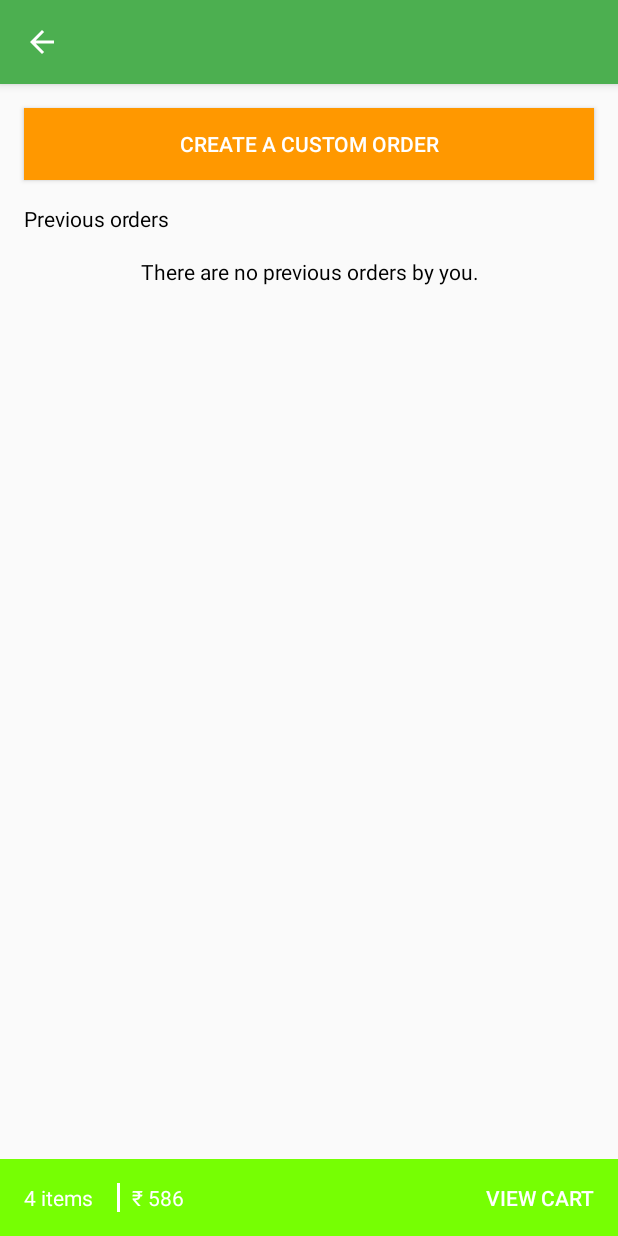
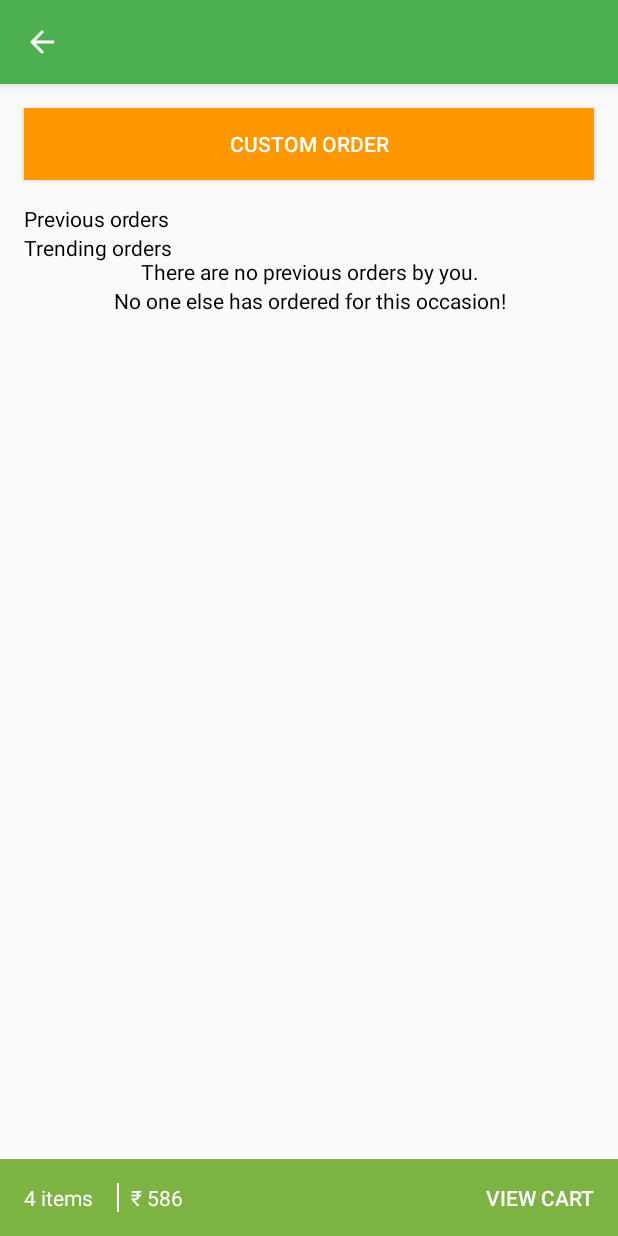
Before and after one commit to jforcode/HackForFood, an Android app: the ChooseOrderActivity screen opened directly, with no data from a screen before it, on a phone screen of 412 x 824 dp. Run offline under Robolectric (Android 15) with nearby library versions, the phone set to English and light mode, and no system bars; our stand-ins replace ButterKnife, Volley; 5 statements that could not run were skipped.

```diff
--- a/app/src/main/java/com/example/jeevan/swiggy/activities/BottomTabController.java
+++ b/app/src/main/java/com/example/jeevan/swiggy/activities/BottomTabController.java
@@ -40,6 +40,14 @@ public class BottomTabController {
                 context.startActivity(intent);
             }
         });
+        this.bottomTabView.setOnClickListener(new View.OnClickListener() {
+            @Override
+            public void onClick(View v) {
+                Intent intent = new Intent(context, CheckoutCartActivity.class);
+                intent.addFlags(Intent.FLAG_ACTIVITY_NEW_TASK);
+                context.startActivity(intent);
+            }
+        });
         updateView();
     }
 
--- a/app/src/main/java/com/example/jeevan/swiggy/activities/CheckoutCartActivity.java
+++ b/app/src/main/java/com/example/jeevan/swiggy/activities/CheckoutCartActivity.java
@@ -65,7 +65,7 @@ public class CheckoutCartActivity extends AppCompatActivity implements UpdatePar
         order.setTime(System.currentTimeMillis());
         String orderName = txtOrderName.getText().toString();
         if (orderName.isEmpty()) {
-            orderName = user.getUserName() + "-" + occasion.getOccasion() + "_" + order.getTime();
+            orderName = user.getUserName() + "-" + occasion.getOccasion();
         }
         order.setOrderName(orderName);
         DBTransactions.getInstance(this).saveOrder(order);
--- a/app/src/main/java/com/example/jeevan/swiggy/activities/ChooseOrderActivity.java
+++ b/app/src/main/java/com/example/jeevan/swiggy/activities/ChooseOrderActivity.java
@@ -9,17 +9,13 @@ import android.os.Bundle;
 import android.support.v7.widget.LinearLayoutManager;
 import android.support.v7.widget.RecyclerView;
 import android.support.v7.widget.Toolbar;
-import android.view.Menu;
 import android.view.MenuItem;
 import android.view.View;
-import android.widget.Button;
 import android.widget.RelativeLayout;
 import android.widget.TextView;
-import android.widget.Toast;
 
 import com.example.jeevan.swiggy.R;
 import com.example.jeevan.swiggy.Util.AppController;
-import com.example.jeevan.swiggy.Util.Constants;
 import com.example.jeevan.swiggy.Util.Util;
 import com.example.jeevan.swiggy.adapters.OrderHorizontalAdapter;
 import com.example.jeevan.swiggy.dao.DBTransactions;
@@ -36,21 +32,34 @@ public class ChooseOrderActivity extends AppCompatActivity {
     CoordinatorLayout mCoordinator;
     @BindView(R.id.toolbar)
     Toolbar mToolbar;
+
     @BindView(R.id.no_prev_orders)
     TextView noPrevOrders;
     @BindView(R.id.with_prev_orders)
     RelativeLayout layoutPrevOrders;
-    @BindView(R.id.list_previous)
-    RecyclerView listSavedOrders;
-    @BindView(R.id.order_name)
-    TextView txtOrderName;
-    @BindView(R.id.total_cost)
+    @BindView(R.id.list_prev)
+    RecyclerView listPrevOrders;
+    @BindView(R.id.prev_order_name)
+    TextView txtPrevOrderName;
+    @BindView(R.id.prev_total_cost)
     TextView txtTotalCost;
+
+    @BindView(R.id.no_comm_orders)
+    TextView noCommOrders;
+    @BindView(R.id.with_comm_orders)
+    RelativeLayout layoutCommOrders;
+    @BindView(R.id.list_comm)
+    RecyclerView listCommOrders;
+    @BindView(R.id.comm_order_name)
+    TextView txtCommOrderName;
+    @BindView(R.id.comm_total_cost)
+    TextView txtCommTotalCost;
+
     @BindView(R.id.bottom_order_layout)
     View bottomView;
 
-    OrderHorizontalAdapter savedAdapter;
-    Order savedOrder;
+    OrderHorizontalAdapter savedAdapter, commAdapter;
+    Order savedOrder, commOrder;
     String occasion;
 
     @Override
@@ -69,12 +78,16 @@ public class ChooseOrderActivity extends AppCompatActivity {
 
     private void setUpLists() {
         savedAdapter = new OrderHorizontalAdapter(this);
-        listSavedOrders.setAdapter(savedAdapter);
-        listSavedOrders.setLayoutManager(new LinearLayoutManager(this, LinearLayoutManager.HORIZONTAL, false));
+        listPrevOrders.setAdapter(savedAdapter);
+        listPrevOrders.setLayoutManager(new LinearLayoutManager(this, LinearLayoutManager.HORIZONTAL, false));
+
+        commAdapter = new OrderHorizontalAdapter(this);
+        listCommOrders.setAdapter(commAdapter);
+        listCommOrders.setLayoutManager(new LinearLayoutManager(this, LinearLayoutManager.HORIZONTAL, false));
     }
 
     private void fillData() {
-        List<Order> topOrders = DBTransactions.getInstance(this).getPreviousOrders(1, occasion, 1);
+        List<Order> topOrders = DBTransactions.getInstance(this).getPreviousOrders(AppController.getInstance().getUser().getUserId(), occasion, 1);
         if (topOrders.size() == 0) {
             noPrevOrders.setVisibility(View.VISIBLE);
             layoutPrevOrders.setVisibility(View.GONE);
@@ -83,8 +96,21 @@ public class ChooseOrderActivity extends AppCompatActivity {
             layoutPrevOrders.setVisibility(View.VISIBLE);
             savedOrder = topOrders.get(0);
             savedAdapter.setOrderItems(savedOrder.getOrderItems());
-            txtOrderName.setText(savedOrder.getOrderName());
+            txtPrevOrderName.setText(savedOrder.getOrderName());
             txtTotalCost.setText("\u20B9 " + Util.getRoundedDouble(savedOrder.getTotalCost()));
+        }
+
+        topOrders = DBTransactions.getInstance(this).getTrendingOrders(AppController.getInstance().getUser().getUserId(), occasion, 1);
+        if (topOrders.size() == 0) {
+            noCommOrders.setVisibility(View.VISIBLE);
+            layoutCommOrders.setVisibility(View.GONE);
+        } else {
+            noCommOrders.setVisibility(View.GONE);
+            layoutCommOrders.setVisibility(View.VISIBLE);
+            commOrder = topOrders.get(0);
+            commAdapter.setOrderItems(commOrder.getOrderItems());
+            txtCommOrderName.setText(commOrder.getOrderName());
+            txtCommTotalCost.setText("\u20B9 " + Util.getRoundedDouble(commOrder.getTotalCost()));
         }
     }
 
@@ -94,20 +120,17 @@ public class ChooseOrderActivity extends AppCompatActivity {
         startActivity(intent);
     }
 
-    @OnClick({R.id.btn_show_more_saved})
-    public void showMore(View view) {
-        switch (view.getId()) {
-            case R.id.btn_show_more_saved:
+    @OnClick({R.id.btn_prev_checkout_order, R.id.btn_comm_checkout_order})
+    public void addToCart(View view) {
+        AppController.getInstance().getBottomTab().setBottomTabView(bottomView);
+        switch(view.getId()) {
+            case R.id.btn_prev_checkout_order:
+                AppController.getInstance().mergeOrder(savedOrder);
                 break;
-            default:
+            case R.id.btn_comm_checkout_order:
+                AppController.getInstance().mergeOrder(commOrder);
                 break;
         }
-    }
-
-    @OnClick(R.id.btn_checkout_order)
-    public void addToCart(View view) {
-        AppController.getInstance().getBottomTab().setBottomTabView(bottomView);
-        AppController.getInstance().mergeOrder(savedOrder);
     }
 
     @Override
@@ -128,14 +151,14 @@ public class ChooseOrderActivity extends AppCompatActivity {
     private void confirmGoingBack() {
         new AlertDialog.Builder(this)
                 .setMessage("The order placed for " + occasion + " will be lost!\nAre you sure of going back?")
-                .setPositiveButton("Yeah", new DialogInterface.OnClickListener() {
+                .setPositiveButton("Yes", new DialogInterface.OnClickListener() {
                     @Override
                     public void onClick(DialogInterface dialog, int which) {
                         AppController.getInstance().setOccasion(null);
                         finish();
                     }
                 })
-                .setNegativeButton("Nope", new DialogInterface.OnClickListener() {
+                .setNegativeButton("No", new DialogInterface.OnClickListener() {
                     @Override
                     public void onClick(DialogInterface dialog, int which) {
                     }
--- a/app/src/main/java/com/example/jeevan/swiggy/dao/DBHelper.java
+++ b/app/src/main/java/com/example/jeevan/swiggy/dao/DBHelper.java
@@ -17,7 +17,7 @@ import com.example.jeevan.swiggy.DBTables.UserTable;
 
 public class DBHelper extends SQLiteOpenHelper {
     static final String DB_NAME = "SWIGGY";
-    static final int dbVersion = 2;
+    static final int dbVersion = 1;
 
     public DBHelper(Context context) {
         super(context, DB_NAME, null, dbVersion);
--- a/app/src/main/java/com/example/jeevan/swiggy/dao/DBTransactions.java
+++ b/app/src/main/java/com/example/jeevan/swiggy/dao/DBTransactions.java
@@ -207,10 +207,10 @@ public class DBTransactions {
         return ret;
     }
 
-    public List<Order> getTrendingOrders(String occasion, int limit) {
+    public List<Order> getTrendingOrders(long userId, String occasion, int limit) {
         List<Order> ret = new ArrayList<>();
-        String where = OrderTable.KEY_OCCASION + " = ?";
-        String[] args = {occasion};
+        String where = OrderTable.KEY_OCCASION + " = ? AND " + OrderTable.KEY_USER_ID + " NOT IN (?)";
+        String[] args = {occasion, String.valueOf(userId)};
         String order = OrderTable.KEY_ID + " DESC";
         Cursor cursor = db.query(OrderTable.TABLE_NAME, null, where, args, null, null, order, String.valueOf(limit));
         while (cursor.moveToNext()) {
--- a/app/src/main/res/layout/activity_login.xml
+++ b/app/src/main/res/layout/activity_login.xml
@@ -31,12 +31,14 @@
 
         <EditText
             android:id="@+id/username"
+            android:lines="1"
             android:hint="Enter Username"
             android:layout_width="match_parent"
             android:layout_height="wrap_content" />
         <EditText
             android:id="@+id/password"
             android:hint="Enter Password"
+            android:lines="1"
             android:layout_below="@id/username"
             android:layout_marginTop="@dimen/general_margin"
             android:inputType="textPassword"
--- a/app/src/main/res/layout/bottom_order_details.xml
+++ b/app/src/main/res/layout/bottom_order_details.xml
@@ -18,7 +18,7 @@
         android:layout_marginLeft="@dimen/general_margin"
         android:background="@android:color/background_light"
         android:layout_height="match_parent"
-        android:layout_width="2dp" />
+        android:layout_width="1dp" />
 
     <TextView
         android:id="@+id/total_price"
--- a/app/src/main/res/layout/content_checkout_cart.xml
+++ b/app/src/main/res/layout/content_checkout_cart.xml
@@ -35,14 +35,6 @@
         android:layout_width="match_parent"
         android:layout_height="wrap_content" />
 
-    <View
-        android:id="@+id/separator"
-        android:layout_below="@id/lbl_total"
-        android:layout_marginTop="8dp"
-        android:background="@android:color/background_dark"
-        android:layout_width="match_parent"
-        android:layout_height="2dp" />
-
     <Button
         android:id="@+id/btn_order"
         android:text="Checkout"
@@ -54,7 +46,7 @@
 
     <android.support.v7.widget.RecyclerView
         android:id="@+id/list_order_items"
-        android:layout_below="@id/separator"
+        android:layout_below="@id/lbl_total"
         android:layout_above="@id/btn_order"
         android:layout_width="match_parent"
         android:layout_height="match_parent">
--- a/app/src/main/res/layout/content_choose_order.xml
+++ b/app/src/main/res/layout/content_choose_order.xml
@@ -7,9 +7,22 @@
     app:layout_behavior="@string/appbar_scrolling_view_behavior"
     tools:showIn="@layout/activity_choose_order">
 
+    <include
+        layout="@layout/bottom_order_details"
+        android:id="@+id/bottom_order_layout" />
+
+    <ScrollView
+        android:layout_above="@id/bottom_order_layout"
+        android:layout_marginBottom="@dimen/general_margin"
+        android:layout_width="match_parent"
+        android:layout_height="match_parent">
+
+        <RelativeLayout
+            android:layout_width="match_parent"
+            android:layout_height="match_parent">
             <Button
                 android:id="@+id/create_custom"
-        android:text="Create a custom order"
+                android:text="Custom Order"
                 android:layout_margin="@dimen/general_margin"
                 android:background="@color/orange"
                 android:textColor="@android:color/background_light"
@@ -46,7 +59,7 @@
                 android:layout_height="wrap_content">
 
                 <TextView
-            android:id="@+id/order_name"
+                    android:id="@+id/prev_order_name"
                     android:text="Everyday dinner"
                     android:textSize="14sp"
                     android:layout_marginLeft="@dimen/general_margin"
@@ -55,7 +68,7 @@
                     android:layout_height="wrap_content" />
 
                 <TextView
-            android:id="@+id/total_cost"
+                    android:id="@+id/prev_total_cost"
                     android:text="\u20B9 500"
                     android:textSize="14sp"
                     android:layout_alignParentRight="true"
@@ -65,8 +78,8 @@
                     android:layout_height="wrap_content" />
 
                 <android.support.v7.widget.RecyclerView
-            android:id="@+id/list_previous"
-            android:layout_below="@id/total_cost"
+                    android:id="@+id/list_prev"
+                    android:layout_below="@id/prev_total_cost"
                     android:layout_marginTop="@dimen/general_margin"
                     android:paddingRight="@dimen/general_margin"
                     android:layout_width="match_parent"
@@ -75,8 +88,8 @@
                 </android.support.v7.widget.RecyclerView>
 
                 <Button
-            android:id="@+id/btn_checkout_order"
-            android:layout_below="@id/list_previous"
+                    android:id="@+id/btn_prev_checkout_order"
+                    android:layout_below="@id/list_prev"
                     android:text="Add to cart"
                     android:paddingLeft="@dimen/general_margin"
                     android:paddingRight="@dimen/general_margin"
@@ -87,9 +100,10 @@
                     android:layout_height="wrap_content" />
 
                 <Button
-            android:id="@+id/btn_show_more_saved"
-            android:layout_below="@id/list_previous"
-            android:layout_toLeftOf="@id/btn_checkout_order"
+                    android:visibility="gone"
+                    android:id="@+id/btn_prev_show_more"
+                    android:layout_below="@id/list_prev"
+                    android:layout_toLeftOf="@id/btn_prev_checkout_order"
                     android:text="Show More"
                     android:paddingLeft="@dimen/general_margin"
                     android:paddingRight="@dimen/general_margin"
@@ -101,72 +115,93 @@
 
             </RelativeLayout>
 
-    <!-- recommended orders from restaurants -->
-    <!--<TextView
-        android:id="@+id/label_recommended"
-        android:layout_below="@id/btn_show_more_saved"
-        android:layout_marginTop="@dimen/general_margin"
-        android:text="Recommended Orders"
+            <!-- community orders -->
+            <TextView
+                android:id="@+id/label_comm_orders"
+                android:layout_below="@id/with_prev_orders"
+                android:text="Trending orders"
+                android:layout_marginLeft="@dimen/general_margin"
+                android:layout_marginRight="@dimen/general_margin"
                 android:textColor="@android:color/primary_text_light"
                 android:layout_width="match_parent"
                 android:layout_height="wrap_content" />
+            <TextView
+                android:id="@+id/no_comm_orders"
+                android:visibility="gone"
+                android:text="No one else has ordered for this occasion!"
+                android:textColor="@android:color/primary_text_light"
+                android:gravity="center"
+                android:layout_below="@id/label_comm_orders"
+                android:layout_margin="@dimen/general_margin"
+                android:layout_width="match_parent"
+                android:layout_height="wrap_content" />
+
+            <RelativeLayout
+                android:id="@+id/with_comm_orders"
+                android:layout_below="@id/label_comm_orders"
+                android:layout_marginTop="@dimen/general_margin"
+                android:layout_width="match_parent"
+                android:layout_height="wrap_content">
+
+                <TextView
+                    android:id="@+id/comm_order_name"
+                    android:text="Everyday dinner"
+                    android:textSize="14sp"
+                    android:layout_marginLeft="@dimen/general_margin"
+                    android:textColor="@color/dark_orange"
+                    android:layout_width="wrap_content"
+                    android:layout_height="wrap_content" />
+
+                <TextView
+                    android:id="@+id/comm_total_cost"
+                    android:text="\u20B9 500"
+                    android:textSize="14sp"
+                    android:layout_alignParentRight="true"
+                    android:layout_marginRight="@dimen/general_margin"
+                    android:textColor="@color/dark_orange"
+                    android:layout_width="wrap_content"
+                    android:layout_height="wrap_content" />
 
                 <android.support.v7.widget.RecyclerView
-        android:id="@+id/list_recommended"
-        android:layout_below="@id/label_recommended"
+                    android:id="@+id/list_comm"
+                    android:layout_below="@id/comm_total_cost"
                     android:layout_marginTop="@dimen/general_margin"
+                    android:paddingRight="@dimen/general_margin"
                     android:layout_width="match_parent"
-        android:layout_height="@dimen/list_orders_height">
+                    android:layout_height="140dp">
 
                 </android.support.v7.widget.RecyclerView>
 
                 <Button
-        android:id="@+id/btn_show_more_recommended"
-        android:layout_below="@id/list_recommended"
+                    android:id="@+id/btn_comm_checkout_order"
+                    android:layout_below="@id/list_comm"
+                    android:text="Add to cart"
+                    android:paddingLeft="@dimen/general_margin"
+                    android:paddingRight="@dimen/general_margin"
+                    android:background="@android:color/transparent"
+                    android:textColor="@color/dark_orange"
                     android:layout_alignParentRight="true"
+                    android:layout_width="wrap_content"
+                    android:layout_height="wrap_content" />
+
+                <Button
+                    android:visibility="gone"
+                    android:id="@+id/btn_comm_show_more"
+                    android:layout_below="@id/list_comm"
+                    android:layout_toLeftOf="@id/btn_comm_checkout_order"
                     android:text="Show More"
                     android:paddingLeft="@dimen/general_margin"
                     android:paddingRight="@dimen/general_margin"
-        android:layout_marginTop="@dimen/general_margin"
                     android:background="@android:color/transparent"
-        android:textColor="@color/colorAccent"
+                    android:layout_marginRight="@dimen/general_margin"
+                    android:textColor="@color/colorPrimaryDark"
                     android:layout_width="wrap_content"
                     android:layout_height="wrap_content" />
 
-    &lt;!&ndash; popular orders from other users &ndash;&gt;
-    <TextView
-        android:id="@+id/label_popular"
-        android:layout_below="@id/btn_show_more_recommended"
-        android:layout_marginTop="@dimen/general_margin"
-        android:text="Popular orders"
-        android:textColor="@android:color/primary_text_light"
-        android:layout_width="match_parent"
-        android:layout_height="wrap_content" />
+            </RelativeLayout>
 
-    <android.support.v7.widget.RecyclerView
-        android:id="@+id/list_popular"
-        android:layout_below="@id/label_popular"
-        android:layout_marginTop="@dimen/general_margin"
-        android:layout_width="match_parent"
-        android:layout_height="@dimen/list_orders_height">
+        </RelativeLayout>
 
-    </android.support.v7.widget.RecyclerView>
+    </ScrollView>
 
-    <Button
-        android:id="@+id/btn_show_more_popular"
-        android:layout_below="@id/list_popular"
-        android:layout_alignParentRight="true"
-        android:text="Show More"
-        android:paddingLeft="@dimen/general_margin"
-        android:paddingRight="@dimen/general_margin"
-        android:layout_marginTop="@dimen/general_margin"
-        android:background="@android:color/transparent"
-        android:textColor="@color/colorAccent"
-        android:layout_width="wrap_content"
-        android:layout_height="wrap_content" />-->
-
-
-    <include
-        layout="@layout/bottom_order_details"
-        android:id="@+id/bottom_order_layout" />
 </RelativeLayout>
--- a/app/src/main/res/values/colors.xml
+++ b/app/src/main/res/values/colors.xml
@@ -2,7 +2,7 @@
 <resources>
     <color name="colorPrimary">#4CAF50</color>
     <color name="colorPrimaryDark">#388E3C</color>
-    <color name="colorAccent">#76FF03</color>
+    <color name="colorAccent">#7CB342</color>
     <color name="orange">#FF9800</color>
     <color name="dark_orange">#E65100</color>
     <color name="grey">#E0E0E0</color>
```
Lines whose indentation alone changed are shown as unchanged.
